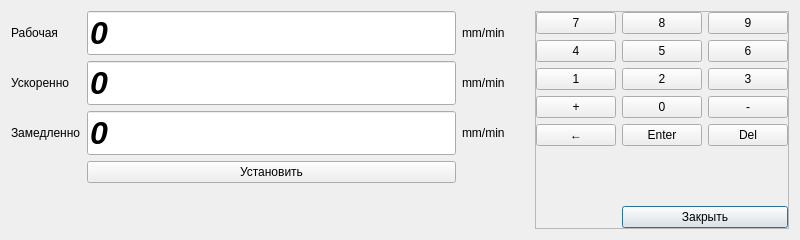
Old version of the form phx-cnc-ui-mainform/src/forms/CXOperFeedDlg.ui in the repository superkulpa/phx-cnc-ui.
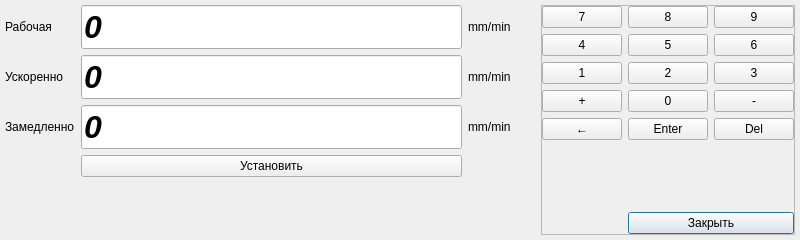
New version of the form. Custom widgets are drawn as their Qt base class.

Diff of the .ui file:
```diff
--- a/phx-cnc-ui-mainform/src/forms/CXOperFeedDlg.ui
+++ b/phx-cnc-ui-mainform/src/forms/CXOperFeedDlg.ui
@@ -14,6 +14,9 @@
    <string>Задать скорость перемещений</string>
   </property>
   <layout class="QHBoxLayout" name="horizontalLayout_2">
+   <property name="margin">
+    <number>5</number>
+   </property>
    <item>
     <layout class="QGridLayout" name="gridLayout_2">
      <item row="0" column="0">
```
Left out of the diff: 11 changed lines with no effect on the pictures.
